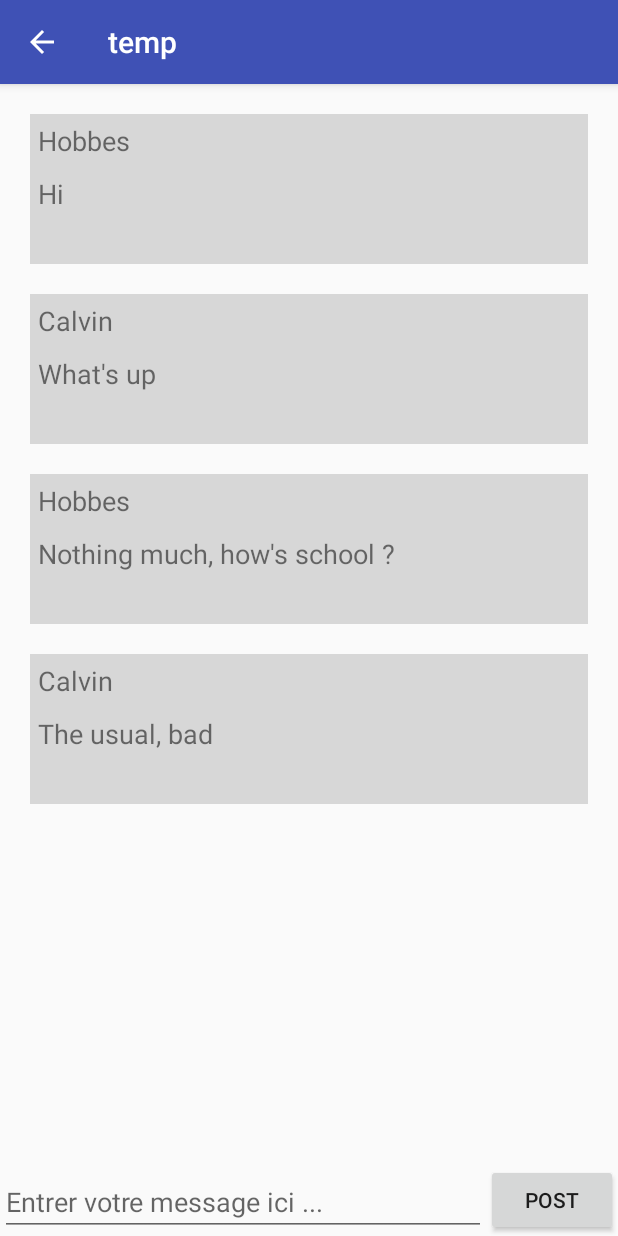
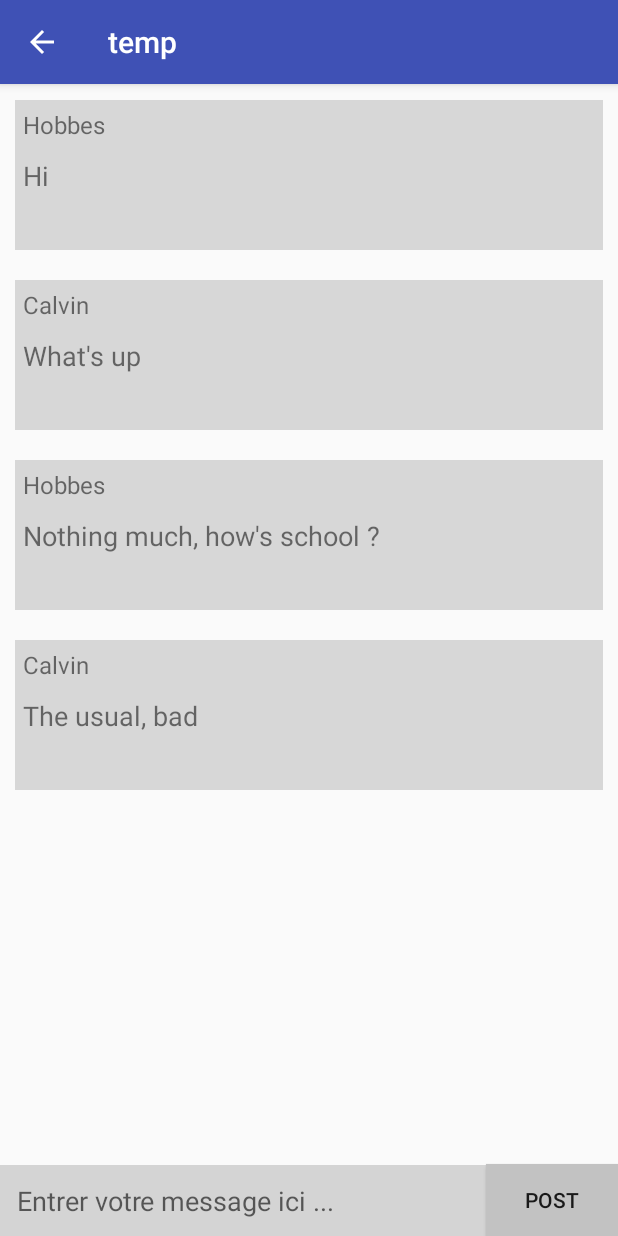
Before and after one commit to BARREFlorian/imie-chat-client-android, an Android app: the ChannelActivity screen opened directly, with no data from a screen before it, on a phone screen of 412 x 824 dp. Run offline under Robolectric (Android 15) with nearby library versions, the phone set to English and light mode, and no system bars.

Commit message:
Last commit standing

```diff
--- a/app/src/main/java/calvoitmove/projett/SelectChannelActivity.java
+++ b/app/src/main/java/calvoitmove/projett/SelectChannelActivity.java
@@ -36,6 +36,7 @@ public class SelectChannelActivity extends AppCompatActivity
 
     public void goToRelatedChannel(View view)
     {
+
         Intent intent = new Intent(SelectChannelActivity.this, ChannelActivity.class);
         startActivityForResult(intent, 123);
     }
--- a/app/src/main/res/layout/activity_channel.xml
+++ b/app/src/main/res/layout/activity_channel.xml
@@ -7,34 +7,38 @@
     tools:context="calvoitmove.projett.ChannelActivity">
 
     <android.support.v7.widget.RecyclerView
-        android:padding="10dp"
         android:id="@+id/RecyclerViewMessageChat"
-        android:layout_width="match_parent"
-        android:layout_height="match_parent"
+        android:layout_width="0dp"
+        android:layout_height="0dp"
 
         app:layout_constraintBottom_toTopOf="@id/messageBox"
-        app:layout_constraintTop_toTopOf="parent"
         app:layout_constraintLeft_toLeftOf="parent"
-        app:layout_constraintRight_toRightOf="parent">
+        app:layout_constraintRight_toRightOf="parent"
+        app:layout_constraintTop_toTopOf="parent">
+
     </android.support.v7.widget.RecyclerView>
 
     <EditText
         android:id="@+id/messageBox"
+        android:layout_width="0dp"
+        android:layout_height="wrap_content"
+        android:padding="11dp"
+        android:background="#d4d4d4"
+        android:hint="Entrer votre message ici ..."
+
         app:layout_constraintBottom_toBottomOf="parent"
         app:layout_constraintLeft_toLeftOf="parent"
         app:layout_constraintRight_toLeftOf="@id/post"
+        app:layout_constraintTop_toBottomOf="@id/RecyclerViewMessageChat" />
 
-        android:layout_width="0dp"
-        android:layout_height="wrap_content"
-
-        android:hint="Entrer votre message ici ..."
-    />
     <Button
         android:onClick="SendText"
         android:layout_width="wrap_content"
         android:layout_height="wrap_content"
         android:id="@+id/post"
         android:text="Post"
+        android:background="#c2c2c2"
+        app:layout_constraintTop_toBottomOf="@id/RecyclerViewMessageChat"
         app:layout_constraintBottom_toBottomOf="parent"
         app:layout_constraintLeft_toRightOf="@id/messageBox"
         app:layout_constraintRight_toRightOf="parent"/>
--- a/app/src/main/res/layout/activity_join_channel.xml
+++ b/app/src/main/res/layout/activity_join_channel.xml
@@ -7,13 +7,14 @@
     tools:context="calvoitmove.projett.JoinChannelActivity">
 
     <android.support.v7.widget.RecyclerView
+        android:padding="10dp"
         android:id="@+id/RecyclerListAvailableChannel"
         app:layout_constraintLeft_toLeftOf="parent"
         app:layout_constraintRight_toRightOf="parent"
         app:layout_constraintTop_toTopOf="parent"
         app:layout_constraintBottom_toTopOf="@+id/joinChannel"
-        android:layout_width="match_parent"
-        android:layout_height="430dp">
+        android:layout_width="0dp"
+        android:layout_height="0dp">
     </android.support.v7.widget.RecyclerView>
 
     <Button
--- a/app/src/main/res/layout/messageitem.xml
+++ b/app/src/main/res/layout/messageitem.xml
@@ -1,33 +1,40 @@
 <?xml version="1.0" encoding="utf-8"?>
-<android.support.constraint.ConstraintLayout xmlns:android="http://schemas.android.com/apk/res/android"
+<android.support.constraint.ConstraintLayout
+    xmlns:android="http://schemas.android.com/apk/res/android"
+    xmlns:app="http://schemas.android.com/apk/res-auto"
     android:layout_width="match_parent"
     android:layout_height="100dp"
-    xmlns:app="http://schemas.android.com/apk/res-auto"
     android:layout_margin="10dp"
     android:background="#d7d7d7">
 
     <TextView
+        app:layout_constraintTop_toTopOf="parent"
+        app:layout_constraintBottom_toTopOf="@id/contentToDisplay"
+        app:layout_constraintLeft_toLeftOf="parent"
+        app:layout_constraintRight_toRightOf="parent"
+
         android:id="@+id/usernameToDisplay"
-        android:layout_width="match_parent"
+        android:layout_width="0dp"
         android:layout_height="wrap_content"
-        android:textSize="18sp"
+        android:textSize="16sp"
         android:layout_margin="5dp"
         android:text="temp"
 
-        app:layout_constraintTop_toTopOf="parent"
-        app:layout_constraintBottom_toTopOf="@id/contentToDisplay"
         />
 
     <TextView
+        app:layout_constraintTop_toBottomOf="@id/usernameToDisplay"
+        app:layout_constraintBottom_toBottomOf="parent"
+        app:layout_constraintLeft_toLeftOf="parent"
+        app:layout_constraintRight_toRightOf="parent"
+
         android:id="@+id/contentToDisplay"
-        android:layout_width="match_parent"
+        android:layout_width="0dp"
         android:layout_height="0dp"
         android:textSize="18sp"
         android:layout_margin="5dp"
         android:text="TempTemptemp"
 
-        app:layout_constraintTop_toBottomOf="@id/usernameToDisplay"
-        app:layout_constraintBottom_toBottomOf="parent"
         />
 
 </android.support.constraint.ConstraintLayout>
```
Also changed, not shown: app/src/main/java/calvoitmove/projett/CreateChannelActivity.java (+8 -4 lines), app/src/main/res/layout/activity_select_channel.xml (+4 -4 lines), app/src/main/res/layout/channelitem.xml (+13 -6 lines).
